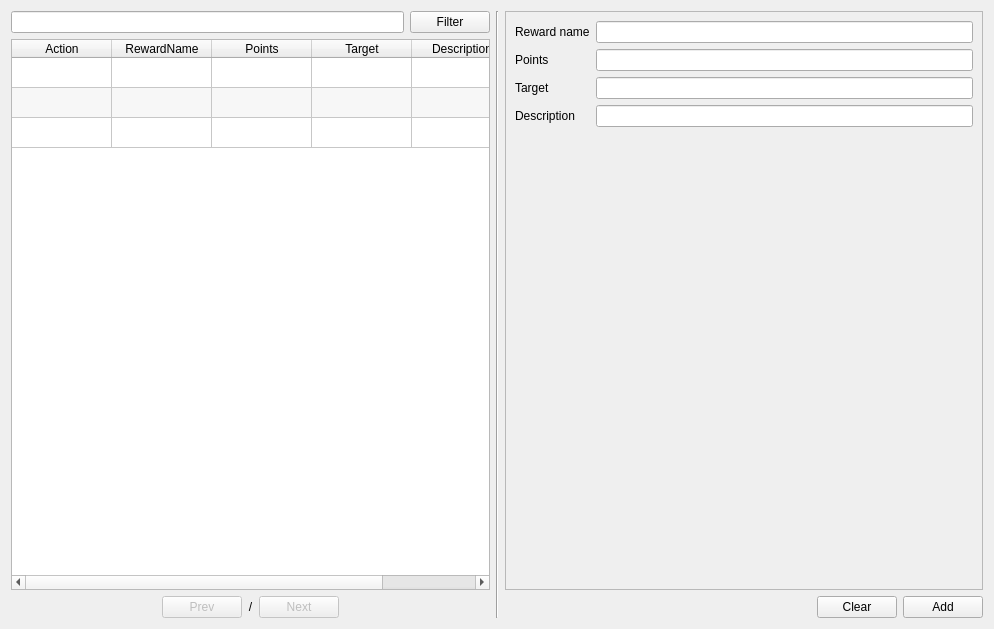
The window that app/views/templates/ManageReward.ui (rondalefloyd/mts-pos) describes before a commit, drawn with Qt 5.
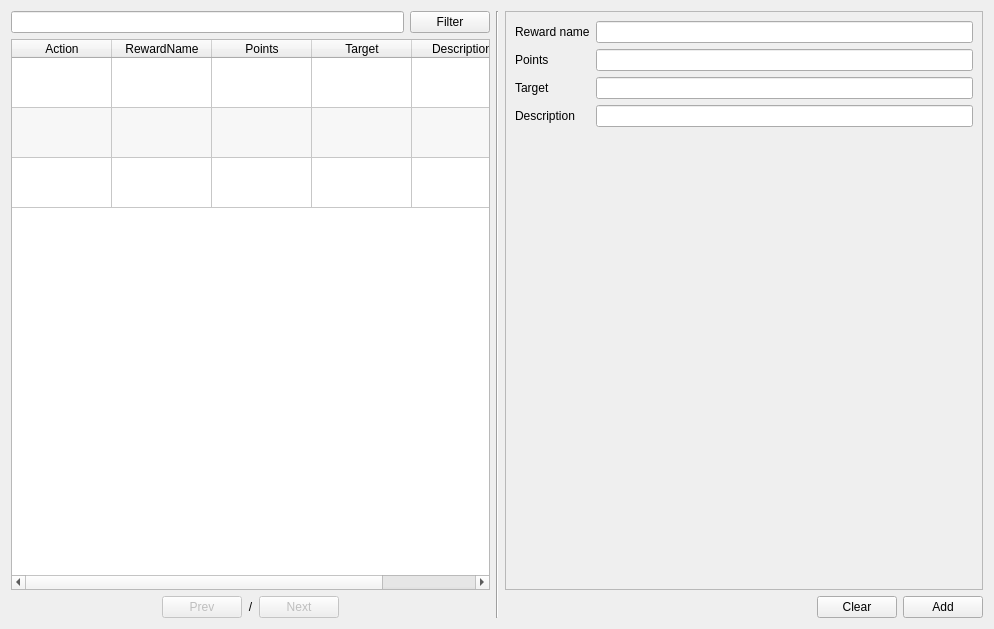
The same window after the commit.

Patch:
```diff
--- a/app/views/templates/ManageReward.ui
+++ b/app/views/templates/ManageReward.ui
@@ -56,6 +56,12 @@
        <attribute name="verticalHeaderVisible">
         <bool>false</bool>
        </attribute>
+       <attribute name="verticalHeaderDefaultSectionSize">
+        <number>50</number>
+       </attribute>
+       <attribute name="verticalHeaderMinimumSectionSize">
+        <number>30</number>
+       </attribute>
        <row>
         <property name="text">
          <string>New Row</string>
```
